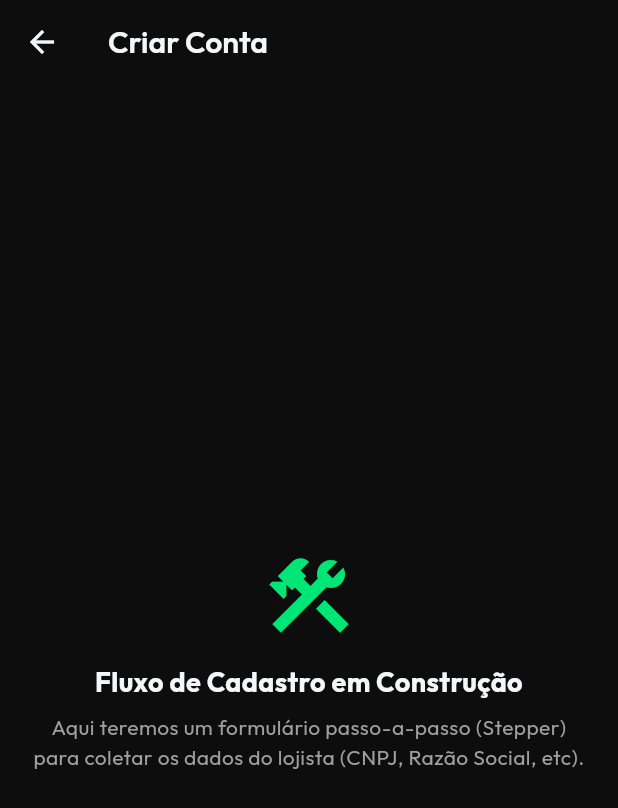
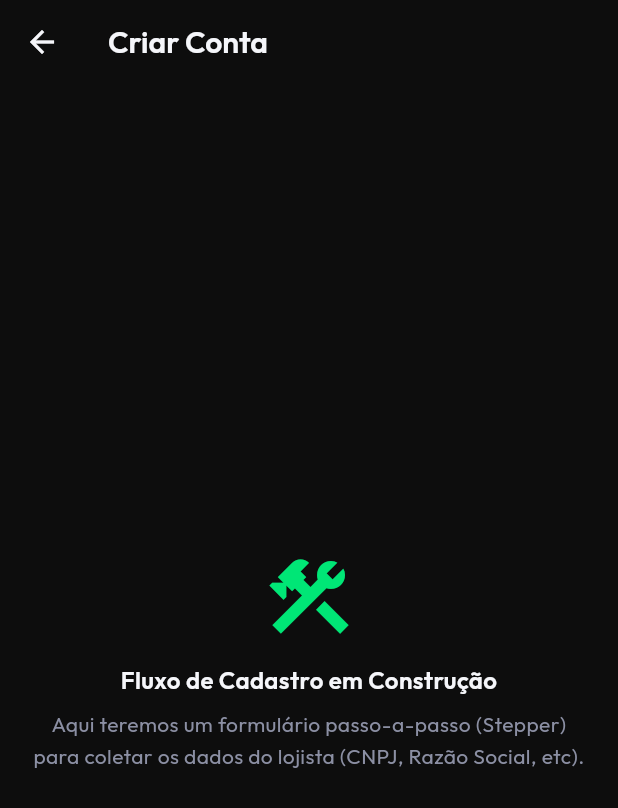
Before and after one commit to rotciWictor/flowpay, a Flutter app: the screen it shows after launch, after a tap on "Não tem uma conta? Cadastre-se", on a phone screen of 412 x 824 dp. Shown: the top 808 px of the screen. Run offline on Flutter 3.47's test engine with Material 3 defaults, Android fonts, the phone set to English and light mode, and no system bars; our stand-ins replace dartz, equatable, fl_chart, flutter_bloc, flutter_dotenv, get_it and 4 more; missing offline and left inert: country_flags, money2; accounts and stored records are empty; network calls fail.

Commit message:
refactor(ui): apply Design System uniformally across all features

```diff
--- a/lib/features/auth/presentation/pages/login_page.dart
+++ b/lib/features/auth/presentation/pages/login_page.dart
@@ -6,6 +6,7 @@ import 'package:flowpay/features/auth/presentation/cubit/auth_cubit.dart';
 import 'package:flowpay/features/auth/presentation/cubit/auth_state.dart';
 import 'package:flowpay/shared/design_system/tokens/flow_colors.dart';
 import 'package:flowpay/shared/design_system/tokens/flow_spacing.dart';
+import 'package:flowpay/shared/design_system/tokens/flow_typography.dart';
 import 'package:flowpay/l10n/app_localizations.dart';
 import 'package:flowpay/core/bloc/locale_cubit.dart';
 import 'package:country_flags/country_flags.dart';
@@ -187,10 +188,10 @@ class _LoginPageState extends State<LoginPage> {
                                               )
                                             : Text(
                                                 AppLocalizations.of(context)!.loginButton,
-                                                style: const TextStyle(
-                                                  fontWeight: FontWeight.bold,
+                                                style: FlowTypography.labelLarge.copyWith(
                                                   fontSize: 16,
                                                   letterSpacing: 1.0,
+                                                  color: FlowColors.textPrimary,
                                                 ),
                                               ),
                                       ),
@@ -211,9 +212,8 @@ class _LoginPageState extends State<LoginPage> {
                                 onPressed: () => context.push('/register'),
                                 child: Text(
                                   AppLocalizations.of(context)!.loginRegisterPrompt,
-                                  style: const TextStyle(
-                                    color: Colors.white70,
-                                    fontWeight: FontWeight.w500,
+                                  style: FlowTypography.labelMedium.copyWith(
+                                    color: FlowColors.textSecondary,
                                   ),
                                 ),
                               ),
--- a/lib/features/auth/presentation/pages/register_page.dart
+++ b/lib/features/auth/presentation/pages/register_page.dart
@@ -2,6 +2,7 @@ import 'package:flutter/material.dart';
 import 'package:go_router/go_router.dart';
 import 'package:flowpay/shared/design_system/tokens/flow_colors.dart';
 import 'package:flowpay/shared/design_system/tokens/flow_spacing.dart';
+import 'package:flowpay/shared/design_system/tokens/flow_typography.dart';
 import 'package:flowpay/l10n/app_localizations.dart';
 
 class RegisterPage extends StatelessWidget {
@@ -27,14 +28,14 @@ class RegisterPage extends StatelessWidget {
               SizedBox(height: FlowSpacing.md),
               Text(
                 AppLocalizations.of(context)!.registerComingSoonTitle,
-                style: const TextStyle(fontSize: 18, fontWeight: FontWeight.bold),
+                style: FlowTypography.titleLarge,
                 textAlign: TextAlign.center,
               ),
               const SizedBox(height: FlowSpacing.sm),
               Text(
                 AppLocalizations.of(context)!.registerComingSoonDesc,
                 textAlign: TextAlign.center,
-                style: const TextStyle(color: Colors.grey),
+                style: FlowTypography.bodyMedium.copyWith(color: FlowColors.textSecondary),
               ),
             ],
           ),
--- a/lib/features/auth/presentation/pages/splash_page.dart
+++ b/lib/features/auth/presentation/pages/splash_page.dart
@@ -4,6 +4,7 @@ import 'package:go_router/go_router.dart';
 import 'package:flowpay/features/auth/presentation/cubit/auth_cubit.dart';
 import 'package:flowpay/features/auth/presentation/cubit/auth_state.dart';
 import 'package:flowpay/shared/design_system/tokens/flow_colors.dart';
+import 'package:flowpay/shared/design_system/tokens/flow_spacing.dart';
 import 'package:flowpay/features/auth/presentation/widgets/gradient_circular_progress_indicator.dart';
 
 class SplashPage extends StatefulWidget {
@@ -46,7 +47,7 @@ class _SplashPageState extends State<SplashPage> {
                 'assets/images/logo.png',
                 width: 150,
               ),
-              const SizedBox(height: 24),
+              const SizedBox(height: FlowSpacing.xxl),
               const GradientCircularProgressIndicator(
                 radius: 20,
                 strokeWidth: 4,
--- a/lib/features/dashboard/presentation/widgets/next_settlement_card.dart
+++ b/lib/features/dashboard/presentation/widgets/next_settlement_card.dart
@@ -52,7 +52,7 @@ class NextSettlementCard extends StatelessWidget {
           Row(
             children: [
               Container(
-                padding: const EdgeInsets.symmetric(horizontal: 12, vertical: 6),
+                padding: const EdgeInsets.symmetric(horizontal: FlowSpacing.md, vertical: FlowSpacing.sm),
                 decoration: BoxDecoration(
                   color: FlowColors.surfaceVariant,
                   borderRadius: BorderRadius.circular(FlowSpacing.radiusLg),
@@ -69,7 +69,7 @@ class NextSettlementCard extends StatelessWidget {
               const SizedBox(width: FlowSpacing.sm),
               Icon(
                 Icons.chevron_right,
-                color: Colors.grey.shade600,
+                color: FlowColors.textSecondary,
                 size: 20,
               ),
             ],
--- a/lib/features/transactions/presentation/pages/transactions_page.dart
+++ b/lib/features/transactions/presentation/pages/transactions_page.dart
@@ -91,7 +91,7 @@ class TransactionsView extends StatelessWidget {
                 child: SingleChildScrollView(
                   physics: const AlwaysScrollableScrollPhysics(),
                   child: Container(
-                    height: MediaQuery.of(context).size.height - 200,
+                    height: MediaQuery.of(context).size.height - FlowSpacing.xxl * 4,
                     alignment: Alignment.center,
                     child: Text(
                       l10n.transactionsEmpty,
@@ -255,7 +255,7 @@ class _TransactionItem extends StatelessWidget {
 
   Widget _buildStatusBadge(Color color) {
     return Container(
-      padding: const EdgeInsets.symmetric(horizontal: 8, vertical: 2),
+      padding: const EdgeInsets.symmetric(horizontal: FlowSpacing.sm, vertical: FlowSpacing.xs),
       decoration: BoxDecoration(
         color: color.withValues(alpha: 0.15),
         borderRadius: BorderRadius.circular(FlowSpacing.radiusPill),
```
Also changed, not shown: lib/features/dashboard/presentation/pages/dashboard_page.dart (+21 -20 lines), lib/features/dashboard/presentation/widgets/dashboard_header.dart (+11 -13 lines), lib/features/dashboard/presentation/widgets/latest_transactions_list.dart (+4 -4 lines), lib/features/dashboard/presentation/widgets/weekly_sales_chart.dart (+6 -5 lines), lib/features/transactions/presentation/widgets/transactions_filter_bottom_sheet.dart (+4 -4 lines).
